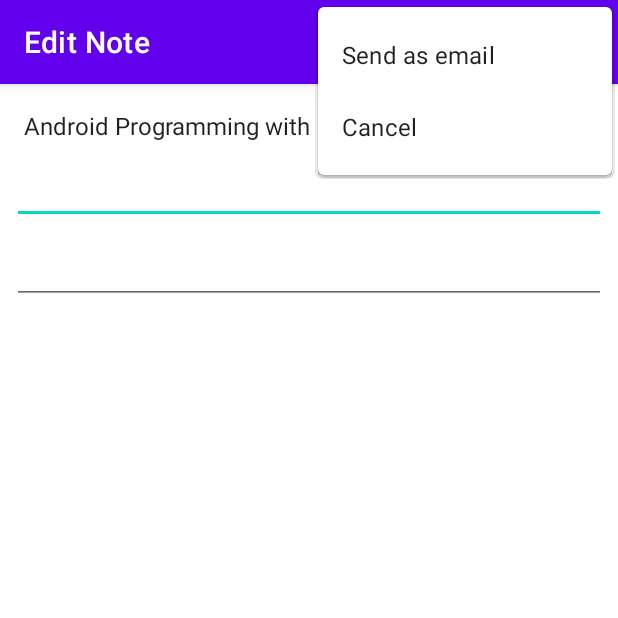
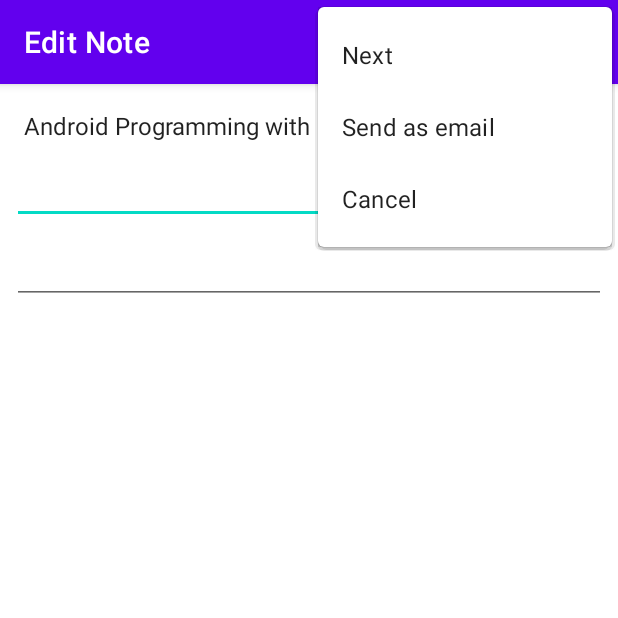
Before and after one commit to belsman/Android-Note-Keeper-App, an Android app: the NoteActivity screen opened directly, with no data from a screen before it, with the options menu open, on a phone screen of 412 x 824 dp, the top half of it. Run offline under Robolectric (Android 15) with nearby library versions, the phone set to English and light mode, and no system bars.

Commit message:
Implement the nextNote menu action

```diff
--- a/app/src/main/res/menu/menu_note.xml
+++ b/app/src/main/res/menu/menu_note.xml
@@ -3,12 +3,16 @@
     xmlns:tools="http://schemas.android.com/tools"
     tools:context="com.example.notekeeper.NoteActivity">
     <item
+        android:id="@+id/action_next"
+        android:orderInCategory="100"
+        android:title="Next" />
+    <item
         android:id="@+id/action_send_mail"
-        android:orderInCategory="100"
+        android:orderInCategory="101"
         android:title="Send as email"
         app:showAsAction="never" />
     <item
         android:id="@+id/action_cancel"
-        android:orderInCategory="100"
+        android:orderInCategory="101"
         android:title="Cancel" />
 </menu>
```
Also changed, not shown: app/src/main/java/com/example/notekeeper/NoteActivity.java (+11 -0 lines).
